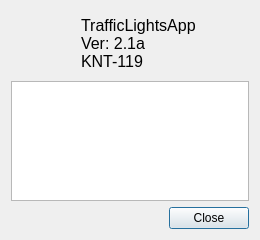
VladosYetti/CourseWork-TrafficLights-KNT-119, file aboutform.ui: the form before one commit.
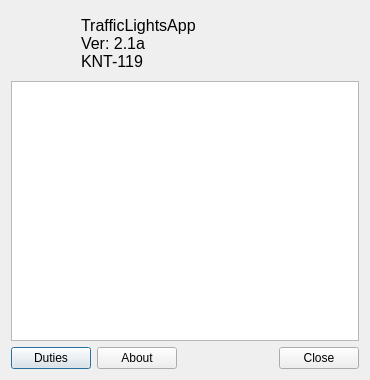
The form after the commit. Icons and pictures are not drawn.

```diff
--- a/aboutform.ui
+++ b/aboutform.ui
@@ -6,20 +6,20 @@
    <rect>
     <x>0</x>
     <y>0</y>
-    <width>260</width>
-    <height>240</height>
+    <width>370</width>
+    <height>380</height>
    </rect>
   </property>
   <property name="minimumSize">
    <size>
-    <width>260</width>
-    <height>240</height>
+    <width>370</width>
+    <height>380</height>
    </size>
   </property>
   <property name="maximumSize">
    <size>
-    <width>260</width>
-    <height>240</height>
+    <width>370</width>
+    <height>380</height>
    </size>
   </property>
   <property name="windowTitle">
@@ -78,6 +78,20 @@
        </item>
        <item>
         <layout class="QHBoxLayout" name="horizontalLayout">
+         <item>
+          <widget class="QPushButton" name="Duties">
+           <property name="text">
+            <string>Duties</string>
+           </property>
+          </widget>
+         </item>
+         <item>
+          <widget class="QPushButton" name="About">
+           <property name="text">
+            <string>About</string>
+           </property>
+          </widget>
+         </item>
          <item>
           <spacer name="horizontalSpacer">
            <property name="orientation">
```
